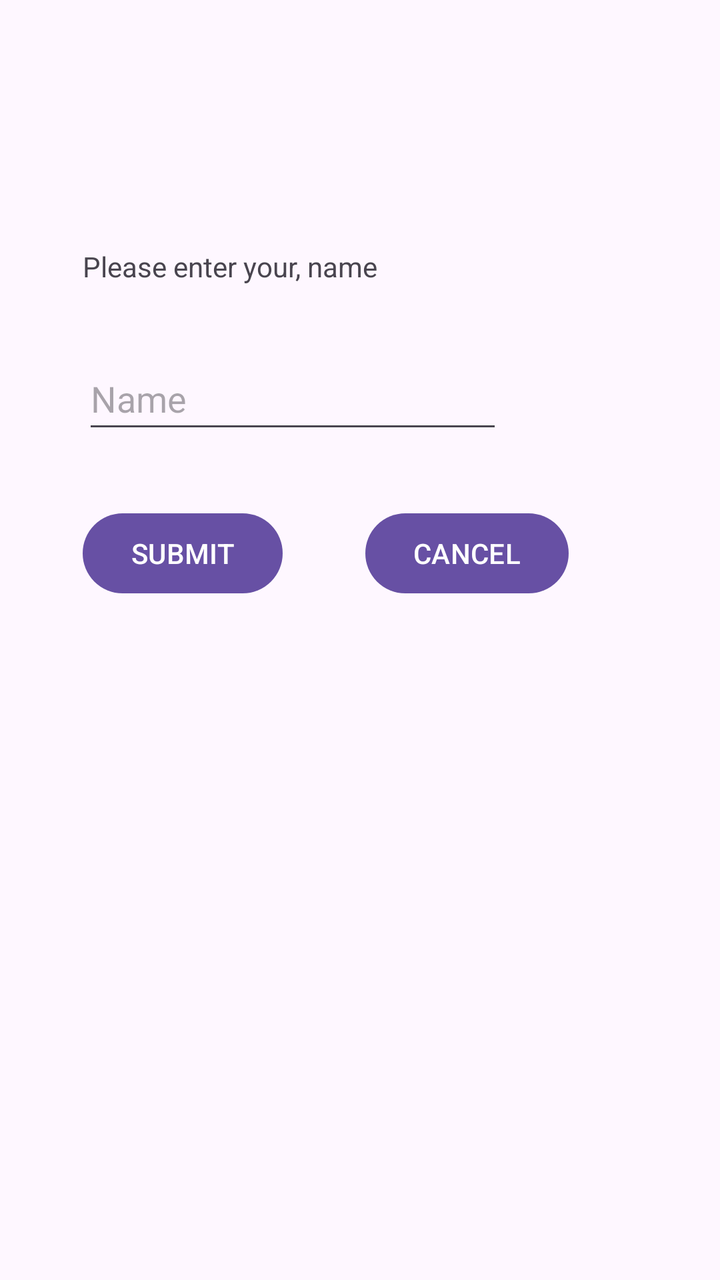
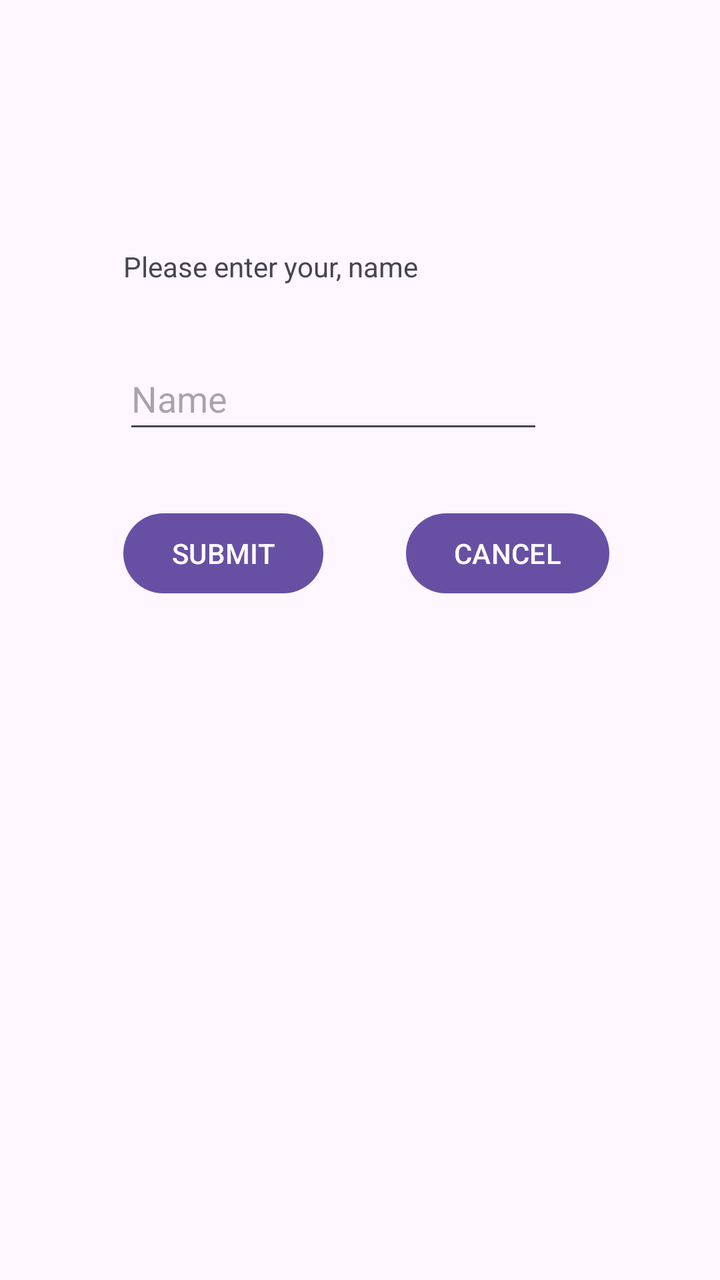

Compare the two renders of this Android layout. The source of the first and the diff that turns it into the second are given below.
<!-- AndroidManifest.xml: application theme Theme.Ex4 -->
<!-- res/layout/activity_name.xml -->
<?xml version="1.0" encoding="utf-8"?>
<androidx.constraintlayout.widget.ConstraintLayout xmlns:android="http://schemas.android.com/apk/res/android"
    xmlns:app="http://schemas.android.com/apk/res-auto"
    xmlns:tools="http://schemas.android.com/tools"
    android:layout_width="match_parent"
    android:layout_height="match_parent">

    <TextView
        android:id="@+id/IntroText"
        android:layout_width="wrap_content"
        android:layout_height="wrap_content"
        android:layout_marginStart="20pt"
        android:layout_marginTop="60pt"
        android:layout_marginBottom="15pt"
        android:text="@string/please_enter_your_name"
        app:layout_constraintBottom_toTopOf="@+id/AgeEditText"
        app:layout_constraintStart_toStartOf="parent"
        app:layout_constraintTop_toTopOf="parent" />

    <EditText
        android:id="@+id/AgeEditText"
        android:layout_width="wrap_content"
        android:layout_height="wrap_content"
        android:layout_marginStart="20pt"
        android:layout_marginTop="15pt"
        android:ems="10"
        android:inputType="text"
        android:minHeight="48dp"
        android:hint="@string/name"
        app:layout_constraintStart_toStartOf="parent"
        app:layout_constraintTop_toBottomOf="@+id/IntroText" />

    <Button
        android:id="@+id/btnCancel"
        android:layout_width="wrap_content"
        android:layout_height="wrap_content"
        android:layout_marginStart="20pt"
        android:layout_marginTop="15pt"
        android:text="@string/cancel"
        app:layout_constraintStart_toEndOf="@+id/btnSubmit"
        app:layout_constraintTop_toBottomOf="@+id/AgeEditText" />

    <Button
        android:id="@+id/btnSubmit"
        android:layout_width="wrap_content"
        android:layout_height="wrap_content"
        android:layout_marginStart="20pt"
        android:layout_marginTop="15pt"
        android:text="@string/submit"
        app:layout_constraintStart_toStartOf="parent"
        app:layout_constraintTop_toBottomOf="@+id/AgeEditText" />

</androidx.constraintlayout.widget.ConstraintLayout>
<!-- resources referenced by this layout -->
<resources>
  <string name="cancel">CANCEL</string>
  <string name="name">Name</string>
  <string name="please_enter_your_name">Please enter your, name</string>
  <string name="submit">SUBMIT</string>
  <style name="Theme.Ex4" parent="Base.Theme.Ex4" />
  <style name="Base.Theme.Ex4" parent="Theme.Material3.DayNight.NoActionBar">
          
          
      </style>
</resources>

<!-- the commit's change to res/layout/activity_name.xml (unified diff, before → after) -->
@@ -9,7 +9,7 @@
         android:id="@+id/IntroText"
         android:layout_width="wrap_content"
         android:layout_height="wrap_content"
-        android:layout_marginStart="20pt"
+        android:layout_marginStart="30pt"
         android:layout_marginTop="60pt"
         android:layout_marginBottom="15pt"
         android:text="@string/please_enter_your_name"
@@ -21,12 +21,12 @@
         android:id="@+id/AgeEditText"
         android:layout_width="wrap_content"
         android:layout_height="wrap_content"
-        android:layout_marginStart="20pt"
+        android:layout_marginStart="30pt"
         android:layout_marginTop="15pt"
         android:ems="10"
+        android:hint="@string/name"
         android:inputType="text"
         android:minHeight="48dp"
-        android:hint="@string/name"
         app:layout_constraintStart_toStartOf="parent"
         app:layout_constraintTop_toBottomOf="@+id/IntroText" />
 
@@ -44,7 +44,7 @@
         android:id="@+id/btnSubmit"
         android:layout_width="wrap_content"
         android:layout_height="wrap_content"
-        android:layout_marginStart="20pt"
+        android:layout_marginStart="30pt"
         android:layout_marginTop="15pt"
         android:text="@string/submit"
         app:layout_constraintStart_toStartOf="parent"
